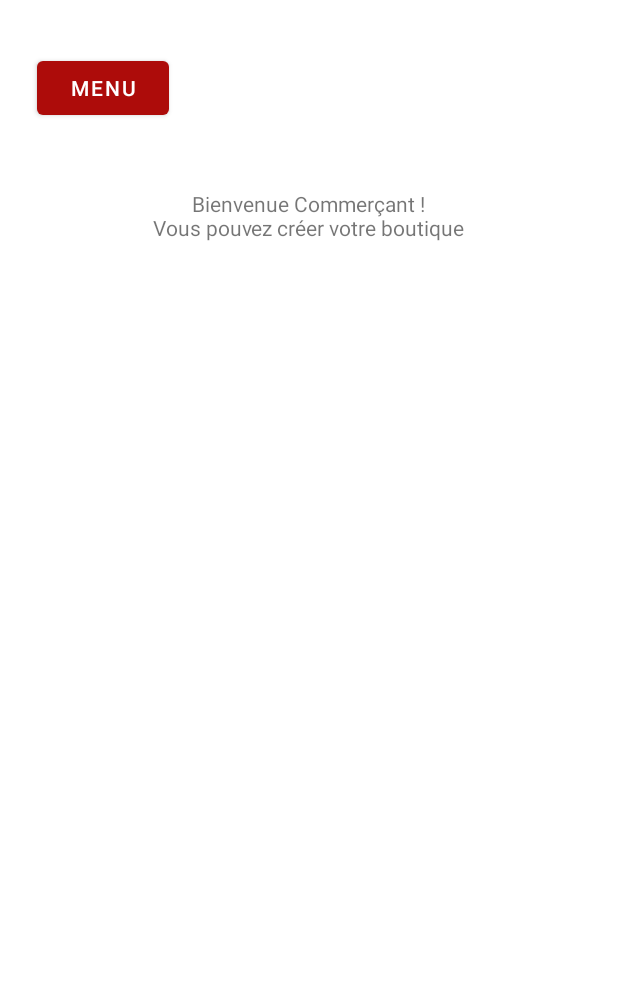
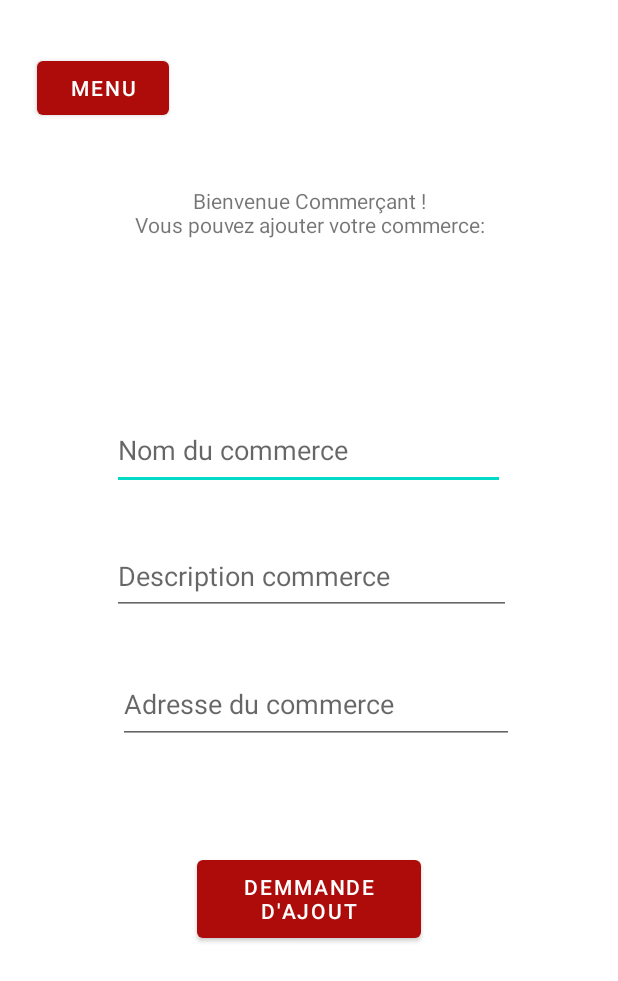
Before and after one commit to Sccor/Drop-Ton-Casque, an Android app: the layout activity_com.xml on its own in the app's theme, with its tools: preview values and no code run, on a phone screen of 412 x 824 dp. Shown: the top 981 px of the screen. Run offline under Robolectric (Android 15) with nearby library versions, the phone set to English and light mode, and no system bars.

Commit message:
creation page commercant->xml+java attention ajout button dans accueil pour voir la page

```diff
--- a/app/src/main/res/layout/activity_com.xml
+++ b/app/src/main/res/layout/activity_com.xml
@@ -18,17 +18,67 @@
         app:layout_constraintTop_toTopOf="parent"
         app:layout_constraintVertical_bias="0.045" />
 
+
     <TextView
         android:id="@+id/textView"
-        android:layout_width="234dp"
-        android:layout_height="40dp"
+        android:layout_width="245dp"
+        android:layout_height="57dp"
         android:gravity="center"
-        android:text="Bienvenue Commerçant !\nVous pouvez créer votre boutique"
+        android:text="@string/welCom"
         app:layout_constraintBottom_toBottomOf="parent"
         app:layout_constraintEnd_toEndOf="parent"
-        app:layout_constraintHorizontal_bias="0.497"
         app:layout_constraintStart_toStartOf="parent"
         app:layout_constraintTop_toTopOf="parent"
-        app:layout_constraintVertical_bias="0.158" />
+        app:layout_constraintVertical_bias="0.148" />
+
+    <EditText
+        android:id="@+id/editText"
+        android:layout_width="262dp"
+        android:layout_height="53dp"
+        android:hint="@string/nameShop"
+        android:inputType="text"
+        app:layout_constraintBottom_toBottomOf="parent"
+        app:layout_constraintEnd_toEndOf="parent"
+        app:layout_constraintHorizontal_bias="0.496"
+        app:layout_constraintStart_toStartOf="parent"
+        app:layout_constraintTop_toTopOf="parent"
+        app:layout_constraintVertical_bias="0.355" />
+
+    <EditText
+        android:id="@+id/editText2"
+        android:layout_width="266dp"
+        android:layout_height="52dp"
+        android:hint="@string/typeShop"
+        android:inputType="text"
+        app:layout_constraintBottom_toBottomOf="parent"
+        app:layout_constraintEnd_toEndOf="parent"
+        app:layout_constraintHorizontal_bias="0.51"
+        app:layout_constraintStart_toStartOf="parent"
+        app:layout_constraintTop_toBottomOf="@+id/editText"
+        app:layout_constraintVertical_bias="0.071" />
+
+    <EditText
+        android:id="@+id/editText3"
+        android:layout_width="264dp"
+        android:layout_height="53dp"
+        android:hint="@string/adressShop"
+        android:inputType="text"
+        app:layout_constraintBottom_toBottomOf="parent"
+        app:layout_constraintEnd_toEndOf="parent"
+        app:layout_constraintHorizontal_bias="0.532"
+        app:layout_constraintStart_toStartOf="parent"
+        app:layout_constraintTop_toBottomOf="@+id/editText2"
+        app:layout_constraintVertical_bias="0.09" />
+
+    <Button
+        android:layout_width="149dp"
+        android:layout_height="64dp"
+        android:text="@string/addShop"
+        app:layout_constraintBottom_toBottomOf="parent"
+        app:layout_constraintEnd_toEndOf="parent"
+        app:layout_constraintStart_toStartOf="parent"
+        app:layout_constraintTop_toBottomOf="@+id/editText3"
+        app:layout_constraintVertical_bias="0.27" />
+
 
 </androidx.constraintlayout.widget.ConstraintLayout>
--- a/app/src/main/res/values/strings.xml
+++ b/app/src/main/res/values/strings.xml
@@ -9,5 +9,10 @@
     <string name="menu">Menu</string>
     <string name="title_activity_maps">Map</string>
     <string name="login">Sign On</string>
+    <string name="welCom">Bienvenue Commerçant !\nVous pouvez ajouter votre commerce:</string>
+    <string name="nameShop">Nom du commerce</string>
+    <string name="typeShop">Description commerce</string>
+    <string name="adressShop">Adresse du commerce</string>
+    <string name="addShop">Demmande d\'ajout</string>
 
 </resources>
```
